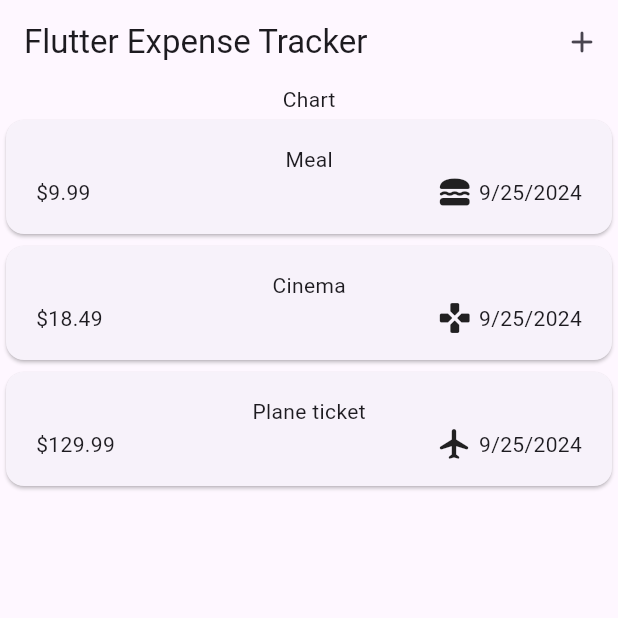
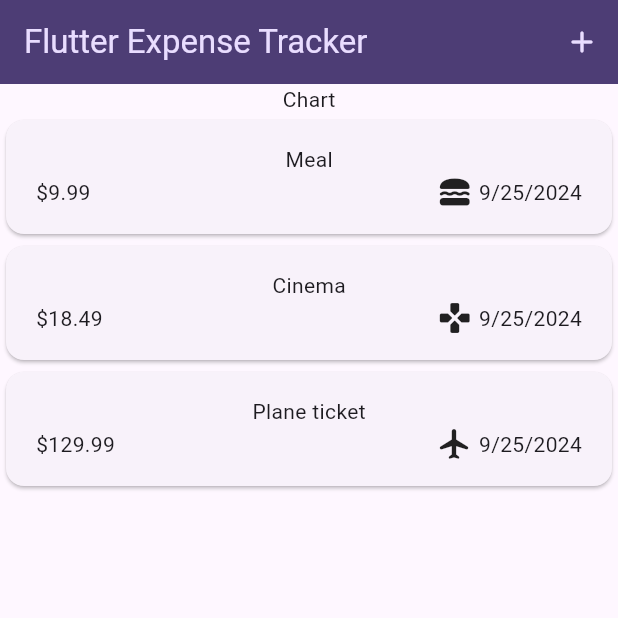
Before and after one commit to yatoenough/expense-tracker-app, a Flutter app: the screen it shows after launch, on a phone screen of 412 x 824 dp, the top half of it. Run offline on Flutter 3.47's test engine with Material 3 defaults, Android fonts, the phone set to English and light mode, and no system bars.

Commit message:
setted color scheme

```diff
--- a/lib/main.dart
+++ b/lib/main.dart
@@ -1,5 +1,9 @@
 import 'package:expense_tracker/screens/expenses_screen.dart';
 import 'package:flutter/material.dart';
+
+var kColorScheme = ColorScheme.fromSeed(
+  seedColor: const Color.fromARGB(255, 96, 59, 181),
+);
 
 void main() {
   runApp(const ExpenseTrackerApp());
@@ -10,9 +14,15 @@ class ExpenseTrackerApp extends StatelessWidget {
 
   @override
   Widget build(BuildContext context) {
-    return const MaterialApp(
+    return MaterialApp(
       title: 'Flutter Expense Tracker',
-      home: ExpensesScreen(),
+      theme: ThemeData().copyWith(
+        colorScheme: kColorScheme,
+        appBarTheme: const AppBarTheme().copyWith(
+            backgroundColor: kColorScheme.onPrimaryContainer,
+            foregroundColor: kColorScheme.primaryContainer),
+      ),
+      home: const ExpensesScreen(),
     );
   }
 }
```
